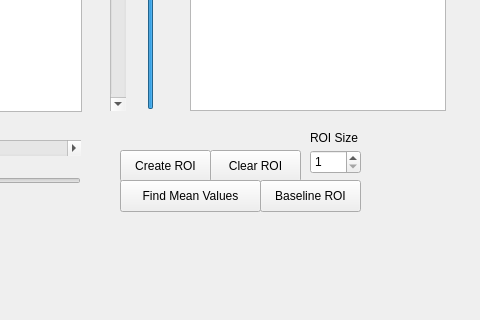
Above: PyQtGraphImage.ui from ogdenk/PyQtGraphImage before the change; both pictures show x 490 to 970 and y 500 to 820 of the 1080 by 820 pixel window. Below: the same form after it.
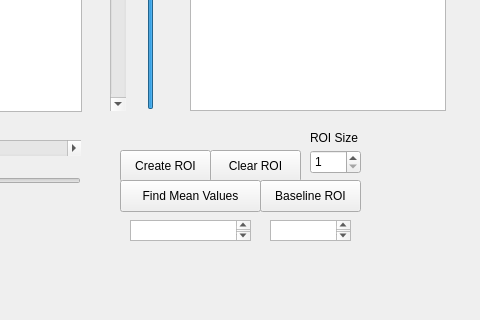
That is the form after the change. Custom widgets are drawn as their Qt base class.

Commit message: Mean value collection working, needs final implementation (I works, but printing to console.) ROI can be resized using GUI.

```diff
--- a/PyQtGraphImage.ui
+++ b/PyQtGraphImage.ui
@@ -278,6 +278,26 @@
      <string>Baseline ROI</string>
     </property>
    </widget>
+   <widget class="QTextBrowser" name="textBrowser_2">
+    <property name="geometry">
+     <rect>
+      <x>620</x>
+      <y>720</y>
+      <width>121</width>
+      <height>21</height>
+     </rect>
+    </property>
+   </widget>
+   <widget class="QTextBrowser" name="textBrowser_3">
+    <property name="geometry">
+     <rect>
+      <x>760</x>
+      <y>720</y>
+      <width>81</width>
+      <height>21</height>
+     </rect>
+    </property>
+   </widget>
   </widget>
   <widget class="QMenuBar" name="menubar">
    <property name="geometry">
```
The commit also changes 2 other files.
